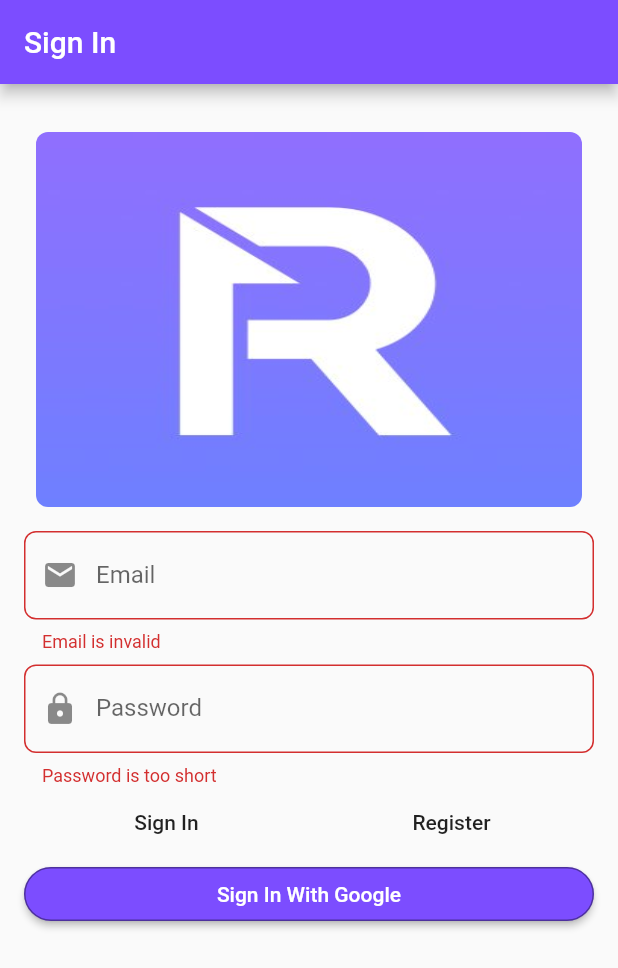
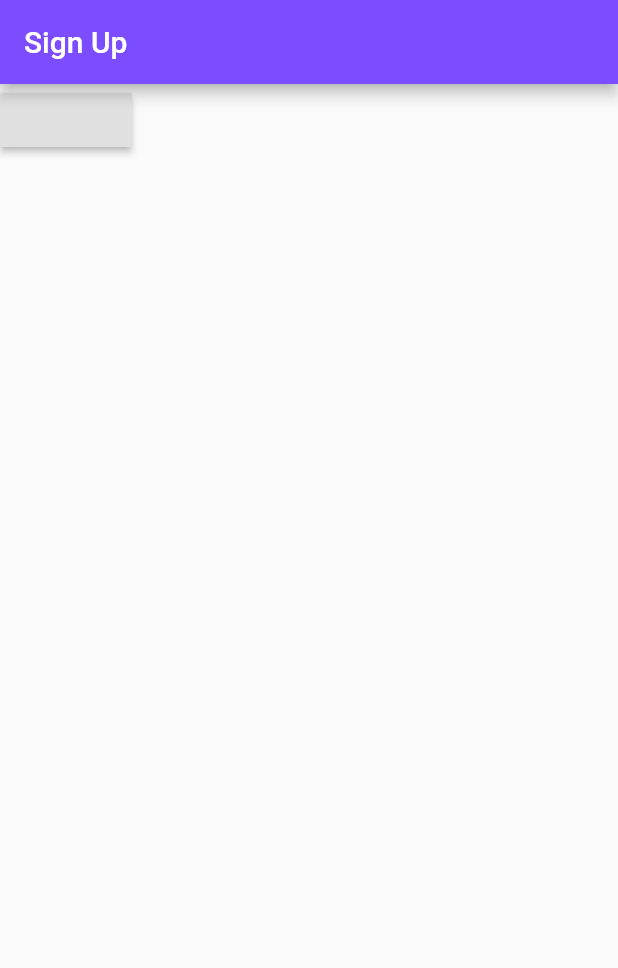
Before and after one commit to diogosequeira94/ryzeapp-core-flutter, a Flutter app: the screen it shows after launch, after a tap on "Sign In", after a tap on "Register", on a phone screen of 412 x 824 dp. Shown: the top 968 px of the screen. Run offline on Flutter 3.47's test engine with Material 2 defaults, Android fonts, the phone set to English and light mode, and no system bars; our stand-ins replace bloc, carousel_slider, dartz, equatable, firebase_auth, flushbar and 5 more; accounts and stored records are empty; generated files the repository leaves out were written again.

Commit message:
added register form

```diff
--- a/lib/features/bottom_navigation_bar/bloc/bottom_navigation_bar_bloc.dart
+++ b/lib/features/bottom_navigation_bar/bloc/bottom_navigation_bar_bloc.dart
@@ -25,13 +25,13 @@ class BottomNavigationBarBloc extends Bloc<BottomNavigationBarEvent, BottomNavig
   ) async* {
     if (event is BottomNavigationHomePagePressed) {
       yield BottomNavigationHomePageLoading();
-      homePageRepository.fetchData();
+      await homePageRepository.fetchData();
       yield BottomNavigationHomePageLoaded();
     }
 
     if (event is BottomNavigationProfilePagePressed) {
       yield BottomNavigationProfilePageLoading();
-      profilePageRepository.fetchData();
+      //await profilePageRepository.fetchData();
       yield BottomNavigationProfilePageLoaded();
     }
   }
--- a/lib/features/bottom_navigation_bar/repositories/home_page_repository.dart
+++ b/lib/features/bottom_navigation_bar/repositories/home_page_repository.dart
@@ -2,7 +2,7 @@ class HomePageRepository {
   String _data;
 
   Future<void> fetchData() async {
-    await Future.delayed(Duration(milliseconds: 600));
+    await Future.delayed(Duration(milliseconds: 500));
     _data = 'Home Page';
   }
 
--- a/lib/features/bottom_navigation_bar/repositories/profile_page_repository.dart
+++ b/lib/features/bottom_navigation_bar/repositories/profile_page_repository.dart
@@ -2,7 +2,7 @@ class ProfilePageRepository {
   String _data;
 
   Future<void> fetchData() async {
-    await Future.delayed(Duration(milliseconds: 600));
+    await Future.delayed(Duration(milliseconds:0));
     _data = 'Profile Page';
   }
 
--- a/lib/features/home_page/presentation/widgets/news_carrousel_slider.dart
+++ b/lib/features/home_page/presentation/widgets/news_carrousel_slider.dart
@@ -14,8 +14,8 @@ class NewsCarouselSliderWidgetState extends State<NewsCarouselSliderWidget> {
   final List<String> imgList = [
     'https://www.raconteur.net/wp-content/uploads/2016/09/Hospitality-industry-is-set-to-thrive.jpg',
     'https://chilledmagazine.com/wp-content/uploads/2020/03/Aid-For-Bartenders-During-Bar-Closures-feat.jpg',
-    'https://images.unsplash.com/photo-1523205771623-e0faa4d2813d?ixlib=rb-0.3.5&ixid=eyJhcHBfaWQiOjEyMDd9&s=89719a0d55dd05e2deae4120227e6efc&auto=format&fit=crop&w=1953&q=80',
-    'https://images.unsplash.com/photo-1508704019882-f9cf40e475b4?ixlib=rb-0.3.5&ixid=eyJhcHBfaWQiOjEyMDd9&s=8c6e5e3aba713b17aa1fe71ab4f0ae5b&auto=format&fit=crop&w=1352&q=80',
+    'https://tr2.cbsistatic.com/hub/i/r/2019/08/06/53468105-5f4b-45dc-b51d-9c901a348849/resize/1200x/11c5f180724798e54b70230c844a129a/istock-1036557452.jpg',
+    'https://jornaleconomico.sapo.pt/wp-content/uploads/2018/01/encomenda_correio.jpg',
     'https://thepienews.com/wp-content/uploads/2016/12/Kendall-College-School-of-Hospitality-Management-2-860x375.png'
   ];
 
--- /dev/null
+++ b/lib/features/login_feature/blocs/register/register_event.dart
@@ -0,0 +1,5 @@
+part of 'register_bloc.dart';
+
+abstract class RegisterEvent extends Equatable {
+  const RegisterEvent();
+}
--- /dev/null
+++ b/lib/features/login_feature/presentation/pages/register_page.dart
@@ -0,0 +1,29 @@
+import 'package:firebaseblocryze/features/login_feature/blocs/auth/auth_bloc.dart';
+import 'package:firebaseblocryze/features/login_feature/blocs/sign_in_form/sign_in_form_bloc.dart';
+import 'package:firebaseblocryze/features/login_feature/presentation/widgets/register_form.dart';
+import 'package:firebaseblocryze/injection.dart';
+import 'package:flutter/material.dart';
+import 'package:flutter_bloc/flutter_bloc.dart';
+
+class RegisterPage extends StatelessWidget {
+  @override
+  Widget build(BuildContext context) {
+    return Scaffold(
+      appBar: AppBar(
+        automaticallyImplyLeading: false,
+        title: Text('Sign Up'),
+      ),
+      body: MultiBlocProvider(
+          providers: [
+            BlocProvider(
+              create: (context) => getIt<AuthBloc>(),
+            ),
+            BlocProvider(
+              create: (context) => getIt<SignInFormBloc>(),
+            ),
+          ],
+          child: RegisterForm()
+      ),
+    );
+  }
+}
--- /dev/null
+++ b/lib/features/login_feature/presentation/widgets/register_form.dart
@@ -0,0 +1,13 @@
+import 'package:flutter/material.dart';
+
+class RegisterForm extends StatelessWidget {
+  @override
+  Widget build(BuildContext context) {
+    return RaisedButton(onPressed: (){
+//      context.read<SignInFormBloc>().add(
+//        const SignInFormEvent
+//            .registerWithEmailAndPasswordPressed(),
+    //  );
+    });
+  }
+}
--- a/lib/features/login_feature/presentation/widgets/sign_in_form.dart
+++ b/lib/features/login_feature/presentation/widgets/sign_in_form.dart
@@ -111,10 +111,7 @@ class SignInForm extends StatelessWidget {
                     Expanded(
                       child: FlatButton(
                         onPressed: () {
-                          context.read<SignInFormBloc>().add(
-                                const SignInFormEvent
-                                    .registerWithEmailAndPasswordPressed(),
-                              );
+                          Navigator.of(context).pushReplacementNamed('/register');
                         },
                         child: const Text(LoginStrings.registerButton),
                       ),
--- a/lib/features/login_feature/utils/route_generator.dart
+++ b/lib/features/login_feature/utils/route_generator.dart
@@ -2,7 +2,8 @@ import 'package:firebaseblocryze/features/bottom_navigation_bar/bloc/bottom_navi
 import 'package:firebaseblocryze/features/bottom_navigation_bar/bottom_nav_bar_widget.dart';
 import 'package:firebaseblocryze/features/bottom_navigation_bar/repositories/home_page_repository.dart';
 import 'package:firebaseblocryze/features/bottom_navigation_bar/repositories/profile_page_repository.dart';
-import 'package:firebaseblocryze/features/login_feature/presentation/pages/sign_in_screen.dart';
+import 'package:firebaseblocryze/features/login_feature/presentation/pages/register_page.dart';
+import 'package:firebaseblocryze/features/login_feature/presentation/pages/sign_in_page.dart';
 import 'package:firebaseblocryze/features/login_feature/presentation/pages/splash_screen.dart';
 import 'package:flutter/cupertino.dart';
 import 'package:flutter/material.dart';
@@ -26,7 +27,7 @@ class RouteGenerator {
       case '/login':
         return MaterialPageRoute(builder: (_) => SignInPage());
       case '/register':
-        return MaterialPageRoute(builder: (_) => SignInPage());
+        return MaterialPageRoute(builder: (_) => RegisterPage());
       default:
         return _errorRoute();
     }
--- a/lib/features/user_profile/presentation/user_profile.dart
+++ b/lib/features/user_profile/presentation/user_profile.dart
@@ -6,7 +6,7 @@ class UserProfilePage extends StatelessWidget {
   @override
   Widget build(BuildContext context) {
     return Column(
-      mainAxisAlignment: MainAxisAlignment.spaceAround,
+      mainAxisAlignment: MainAxisAlignment.spaceBetween,
       children: [
         Text('This is the User Profile'),
         Padding(
```
Also changed, not shown: lib/features/home_page/data/dummy_data.dart (+5 -5 lines), lib/features/login_feature/blocs/register/register_bloc.dart (added, +18 -0 lines), lib/features/login_feature/blocs/register/register_state.dart (added, +10 -0 lines), lib/features/login_feature/presentation/pages/sign_in_page.dart (renamed from lib/features/login_feature/presentation/pages/sign_in_screen.dart).
